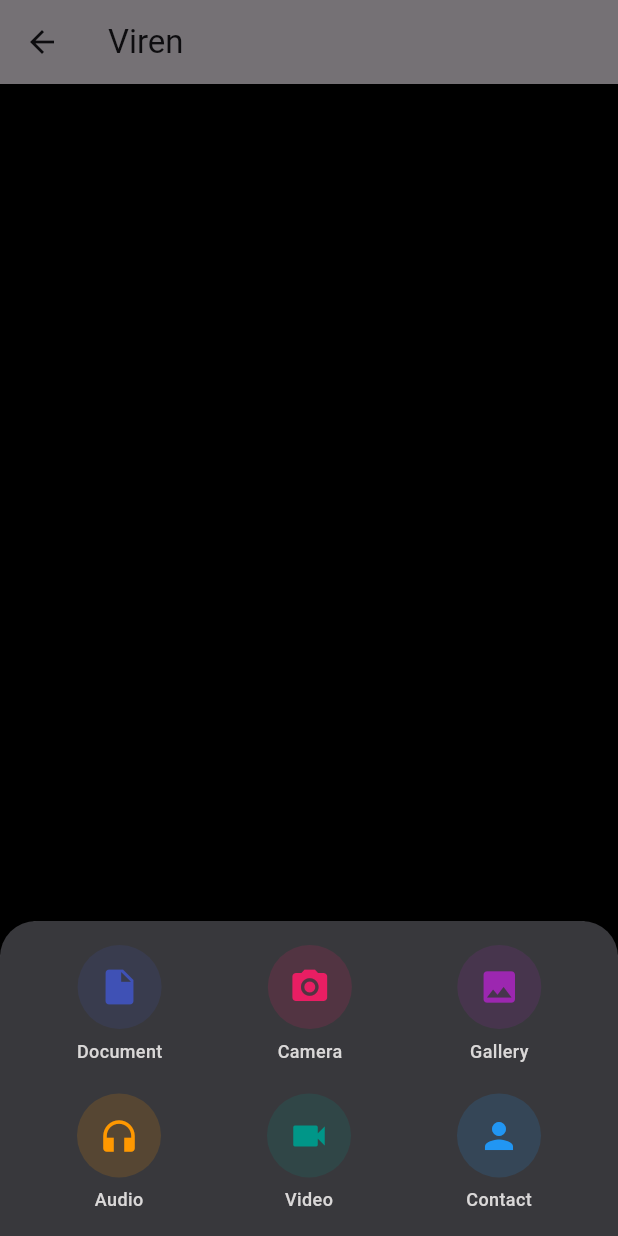
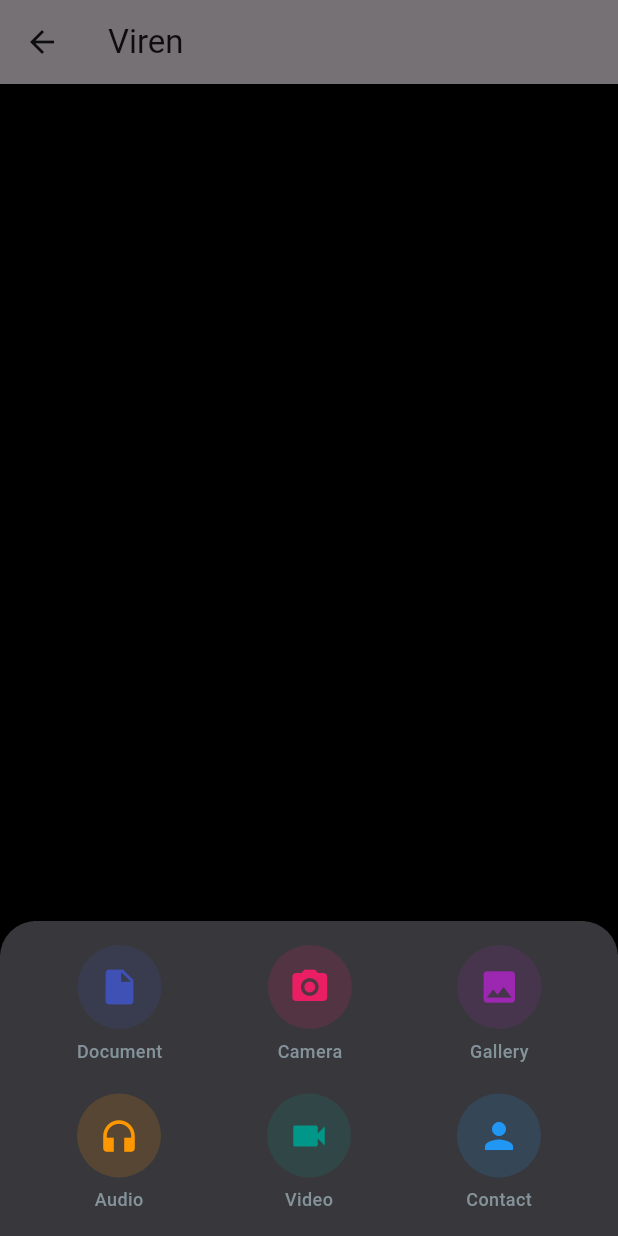
Before and after one commit to Virenrangani/chat-app, a Flutter app: the UserChatPage screen opened directly with sample values from the repository, item 2 of the bottom bar chosen, on a phone screen of 412 x 824 dp. Run offline on Flutter 3.47's test engine with Material 3 defaults, Android fonts, the phone set to English and light mode, and no system bars; our stand-ins replace audioplayers, emoji_picker_flutter, file_picker, flutter_bloc, get_it, image_picker and 3 more; missing offline and left inert: syncfusion_flutter_pdf; accounts and stored records are empty.

Commit message:
refactor : change text color

```diff
--- a/lib/core/constant/text_style/app_text_style.dart
+++ b/lib/core/constant/text_style/app_text_style.dart
@@ -92,7 +92,7 @@ class AppTextStyles {
     color: color,
   );
 
-  static TextStyle captionMedium({Color color = AppColor.backgroundPrimary}) => TextStyle(
+  static TextStyle captionMedium({Color color = AppColor.primarySurface}) => TextStyle(
     fontSize: 12,
     fontWeight: FontWeight.w500,
     color: color,
```
